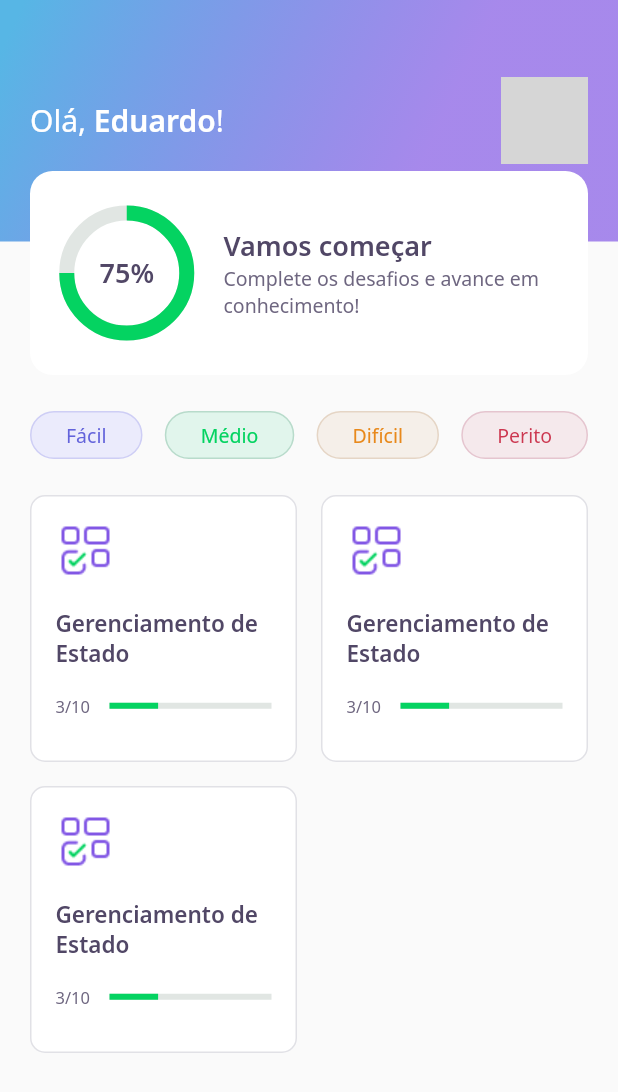
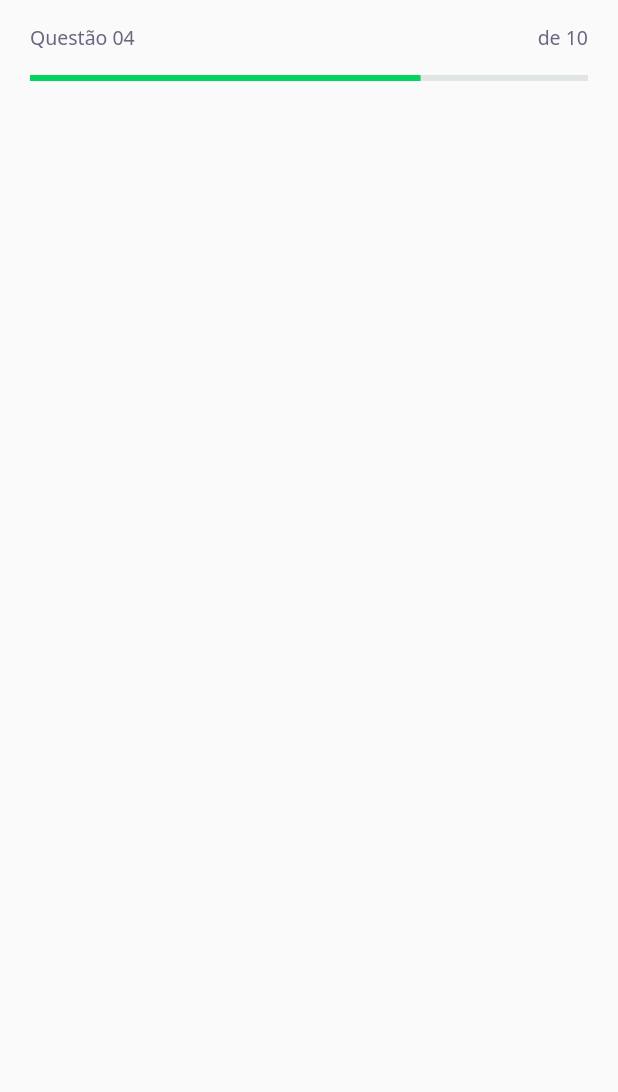
Before and after one commit to duduCMT/NLW05-Flutter-DevQuiz, a Flutter app: the screen it shows after launch, on a phone screen of 412 x 824 dp. Shown: the top 1092 px of the screen. Run offline on Flutter 3.47's test engine with Material 2 defaults, Android fonts, the phone set to English and light mode, and no system bars; our stand-ins replace google_fonts; grey boxes are pictures that could not be loaded.

Commit message:
QuestionIndicatorWidget construído

```diff
--- /dev/null
+++ b/lib/challenge/challenge_page.dart
@@ -0,0 +1,22 @@
+import 'package:DevQuiz/challenge/widgets/question_indicator/question_indicator_widget.dart';
+import 'package:flutter/material.dart';
+
+class ChallengePage extends StatefulWidget {
+  @override
+  _ChallengePageState createState() => _ChallengePageState();
+}
+
+class _ChallengePageState extends State<ChallengePage> {
+  @override
+  Widget build(BuildContext context) {
+    return Scaffold(
+      appBar: PreferredSize(
+        preferredSize: Size.fromHeight(60),
+        child: SafeArea(
+          top: true,
+          child: QuestionIndicatorWidget()
+        ),
+      ),
+    );
+  }
+}
--- /dev/null
+++ b/lib/challenge/widgets/question_indicator/question_indicator_widget.dart
@@ -0,0 +1,26 @@
+import 'package:DevQuiz/core/app_text_styles.dart';
+import 'package:DevQuiz/shared/widgets/progress_indicator/progress_indicator_widget.dart';
+import 'package:flutter/material.dart';
+
+class QuestionIndicatorWidget extends StatelessWidget {
+  @override
+  Widget build(BuildContext context) {
+    return Container(
+      padding: const EdgeInsets.symmetric(horizontal: 20),
+      child: Column(
+        children: [
+          SizedBox(height: 16,),
+          Row(
+            mainAxisAlignment: MainAxisAlignment.spaceBetween,
+            children: [
+              Text('Questão 04', style: AppTextStyles.body,),
+              Text('de 10',  style: AppTextStyles.body,)
+            ],
+          ),
+          SizedBox(height: 16,),
+          ProgressIndicatorWidget(value: .7,),
+        ],
+      ),
+    );
+  }
+}
--- a/lib/core/app_widget.dart
+++ b/lib/core/app_widget.dart
@@ -1,5 +1,4 @@
-import 'package:DevQuiz/home/home_page.dart';
-import 'package:DevQuiz/splash/splash_page.dart';
+import 'package:DevQuiz/challenge/challenge_page.dart';
 import 'package:flutter/material.dart';
 
 class AppWidget extends StatelessWidget {
@@ -7,7 +6,7 @@ class AppWidget extends StatelessWidget {
   Widget build(BuildContext context) {
     return MaterialApp(
       title: "DevQuiz",
-      home: HomePage()
+      home: ChallengePage()
     );
   }
 }
--- a/lib/home/widgets/quiz_card/quiz_card_widget.dart
+++ b/lib/home/widgets/quiz_card/quiz_card_widget.dart
@@ -1,6 +1,7 @@
 import 'package:DevQuiz/core/app_colors.dart';
 import 'package:DevQuiz/core/app_images.dart';
 import 'package:DevQuiz/core/app_text_styles.dart';
+import 'package:DevQuiz/shared/widgets/progress_indicator/progress_indicator_widget.dart';
 import 'package:flutter/material.dart';
 
 class QuizCardWidget extends StatelessWidget {
@@ -38,11 +39,7 @@ class QuizCardWidget extends StatelessWidget {
               ),
               Expanded(
                 flex: 3,
-                child: LinearProgressIndicator(
-                  value: 0.3,
-                  backgroundColor: AppColors.chartSecondary,
-                  valueColor: AlwaysStoppedAnimation<Color>(AppColors.chartPrimary),
-                ),
+                child: ProgressIndicatorWidget(value: .3),
               )
             ],
           )
--- /dev/null
+++ b/lib/shared/widgets/progress_indicator/progress_indicator_widget.dart
@@ -0,0 +1,17 @@
+import 'package:DevQuiz/core/app_colors.dart';
+import 'package:flutter/material.dart';
+
+class ProgressIndicatorWidget extends StatelessWidget {
+  final double value;
+
+  const ProgressIndicatorWidget({Key? key, required this.value}) : super(key: key);
+
+  @override
+  Widget build(BuildContext context) {
+    return LinearProgressIndicator(
+      value: value,
+      backgroundColor: AppColors.chartSecondary,
+      valueColor: AlwaysStoppedAnimation<Color>(AppColors.chartPrimary),
+    );
+  }
+}
```
